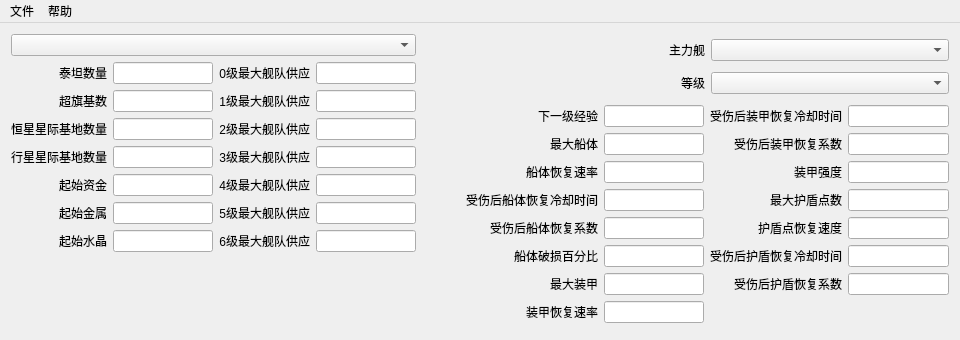
First picture: the form in SSE2_ConfigEditor/SSE2_ConfigEditorMainWnd.ui, repository whisper512/SSE2_ConfigEditor, before the edit.
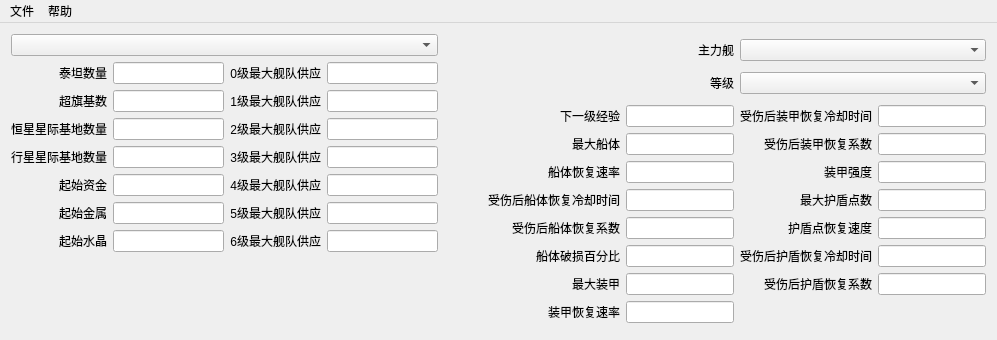
Second picture: the form after the edit.

Commit message: 修改组件命名

Patch:
```diff
--- a/SSE2_ConfigEditor/SSE2_ConfigEditorMainWnd.ui
+++ b/SSE2_ConfigEditor/SSE2_ConfigEditorMainWnd.ui
@@ -6,7 +6,7 @@
    <rect>
     <x>0</x>
     <y>0</y>
-    <width>960</width>
+    <width>997</width>
     <height>340</height>
    </rect>
   </property>
@@ -640,7 +640,7 @@
     <rect>
      <x>0</x>
      <y>0</y>
-     <width>960</width>
+     <width>997</width>
      <height>20</height>
     </rect>
    </property>
```
Left out of the diff: 28 changed lines with no effect on the pictures. The commit also changes 2 other files.
